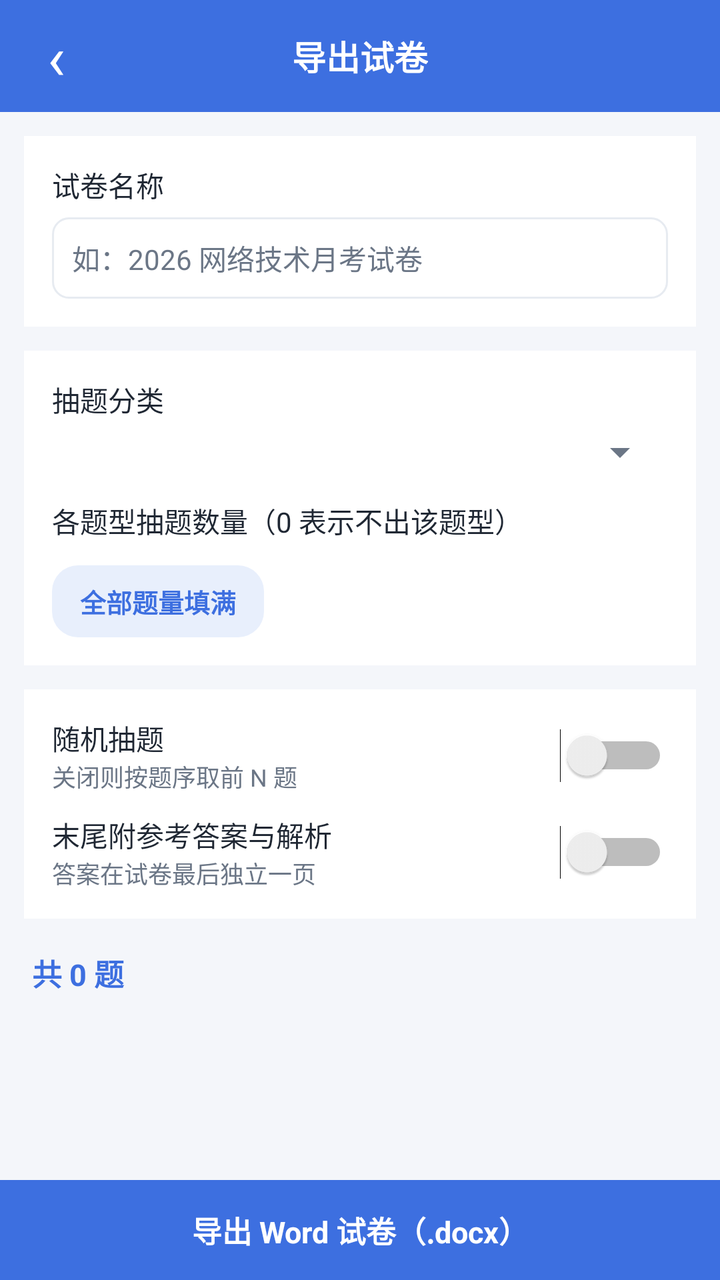
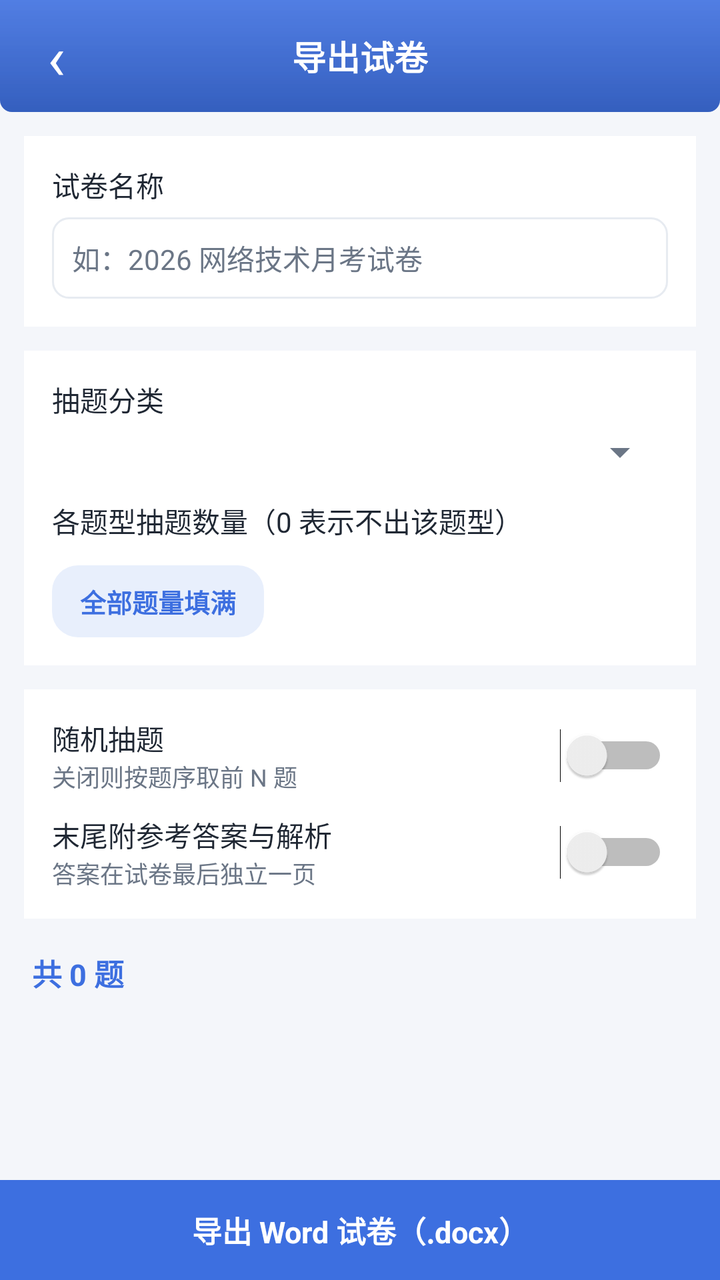

Two renders of the same Android screen: before a commit and after it. Below are the layout's source before the change and the commit's diff.
<!-- AndroidManifest.xml: application theme AppTheme.Light -->
<!-- res/layout/activity_export_exam.xml -->
<?xml version="1.0" encoding="utf-8"?>
<LinearLayout xmlns:android="http://schemas.android.com/apk/res/android"
    android:layout_width="match_parent"
    android:layout_height="match_parent"
    android:background="?attr/qzBg"
    android:orientation="vertical">

    <FrameLayout
        android:layout_width="match_parent"
        android:layout_height="wrap_content"
        android:background="?attr/qzPrimary">

        <TextView
            android:id="@+id/btnBack"
            android:layout_width="56dp"
            android:layout_height="56dp"
            android:gravity="center"
            android:text="‹"
            android:textColor="?attr/qzOnPrimary"
            android:textSize="30sp" />

        <TextView
            android:layout_width="wrap_content"
            android:layout_height="56dp"
            android:layout_gravity="center"
            android:gravity="center"
            android:text="@string/ui_51"
            android:textColor="?attr/qzOnPrimary"
            android:textSize="17sp"
            android:textStyle="bold" />
    </FrameLayout>

    <ScrollView
        android:layout_width="match_parent"
        android:layout_height="0dp"
        android:layout_weight="1">

        <LinearLayout
            android:layout_width="match_parent"
            android:layout_height="wrap_content"
            android:orientation="vertical"
            android:padding="12dp">

            <LinearLayout
                android:layout_width="match_parent"
                android:layout_height="wrap_content"
                android:background="?attr/qzSurface"
                android:orientation="vertical"
                android:padding="14dp">

                <TextView
                    android:layout_width="wrap_content"
                    android:layout_height="wrap_content"
                    android:text="@string/ui_118"
                    android:textColor="?attr/qzText"
                    android:textSize="14sp" />

                <EditText
                    android:id="@+id/paperName"
                    android:layout_width="match_parent"
                    android:layout_height="wrap_content"
                    android:layout_marginTop="6dp"
                    android:background="@drawable/bg_input"
                    android:hint="@string/ui_44"
                    android:padding="10dp"
                    android:textColor="?attr/qzText"
                    android:textColorHint="?attr/qzTextSub"
                    android:textSize="14sp" />
            </LinearLayout>

            <LinearLayout
                android:layout_width="match_parent"
                android:layout_height="wrap_content"
                android:layout_marginTop="12dp"
                android:background="?attr/qzSurface"
                android:orientation="vertical"
                android:padding="14dp">

                <TextView
                    android:layout_width="wrap_content"
                    android:layout_height="wrap_content"
                    android:text="@string/ui_59"
                    android:textColor="?attr/qzText"
                    android:textSize="14sp" />

                <Spinner
                    android:id="@+id/category"
                    android:layout_width="match_parent"
                    android:layout_height="wrap_content"
                    android:layout_marginTop="4dp" />

                <TextView
                    android:layout_width="wrap_content"
                    android:layout_height="wrap_content"
                    android:layout_marginTop="12dp"
                    android:text="@string/ui_33"
                    android:textColor="?attr/qzText"
                    android:textSize="14sp" />

                <LinearLayout
                    android:id="@+id/typeRows"
                    android:layout_width="match_parent"
                    android:layout_height="wrap_content"
                    android:layout_marginTop="4dp"
                    android:orientation="vertical" />

                <TextView
                    android:id="@+id/btnFillAll"
                    android:layout_width="wrap_content"
                    android:layout_height="36dp"
                    android:layout_marginTop="8dp"
                    android:background="@drawable/bg_chip_primary"
                    android:gravity="center"
                    android:paddingStart="14dp"
                    android:paddingEnd="14dp"
                    android:text="@string/ui_18"
                    android:textColor="?attr/qzPrimary"
                    android:textSize="13sp"
                    android:textStyle="bold" />
            </LinearLayout>

            <LinearLayout
                android:layout_width="match_parent"
                android:layout_height="wrap_content"
                android:layout_marginTop="12dp"
                android:background="?attr/qzSurface"
                android:orientation="vertical"
                android:padding="14dp">

                <LinearLayout
                    android:layout_width="match_parent"
                    android:layout_height="wrap_content"
                    android:gravity="center_vertical"
                    android:orientation="horizontal">

                    <LinearLayout
                        android:layout_width="0dp"
                        android:layout_height="wrap_content"
                        android:layout_weight="1"
                        android:orientation="vertical">

                        <TextView
                            android:layout_width="wrap_content"
                            android:layout_height="wrap_content"
                            android:text="@string/ui_135"
                            android:textColor="?attr/qzText"
                            android:textSize="14sp" />

                        <TextView
                            android:layout_width="wrap_content"
                            android:layout_height="wrap_content"
                            android:text="@string/ui_21"
                            android:textColor="?attr/qzTextSub"
                            android:textSize="12sp" />
                    </LinearLayout>

                    <Switch
                        android:id="@+id/random"
                        android:layout_width="wrap_content"
                        android:layout_height="wrap_content" />
                </LinearLayout>

                <LinearLayout
                    android:layout_width="match_parent"
                    android:layout_height="wrap_content"
                    android:layout_marginTop="10dp"
                    android:gravity="center_vertical"
                    android:orientation="horizontal">

                    <LinearLayout
                        android:layout_width="0dp"
                        android:layout_height="wrap_content"
                        android:layout_weight="1"
                        android:orientation="vertical">

                        <TextView
                            android:layout_width="wrap_content"
                            android:layout_height="wrap_content"
                            android:text="@string/ui_68"
                            android:textColor="?attr/qzText"
                            android:textSize="14sp" />

                        <TextView
                            android:layout_width="wrap_content"
                            android:layout_height="wrap_content"
                            android:text="@string/ui_101"
                            android:textColor="?attr/qzTextSub"
                            android:textSize="12sp" />
                    </LinearLayout>

                    <Switch
                        android:id="@+id/withAnswers"
                        android:layout_width="wrap_content"
                        android:layout_height="wrap_content" />
                </LinearLayout>
            </LinearLayout>

            <TextView
                android:id="@+id/totalTv"
                android:layout_width="match_parent"
                android:layout_height="wrap_content"
                android:layout_marginTop="12dp"
                android:padding="4dp"
                android:text="@string/ui_19"
                android:textColor="?attr/qzPrimary"
                android:textSize="15sp"
                android:textStyle="bold" />
        </LinearLayout>
    </ScrollView>

    <TextView
        android:id="@+id/btnExport"
        android:layout_width="match_parent"
        android:layout_height="50dp"
        android:background="?attr/qzPrimary"
        android:gravity="center"
        android:text="@string/ui_50"
        android:textColor="?attr/qzOnPrimary"
        android:textSize="15sp"
        android:textStyle="bold" />
</LinearLayout>
<!-- resources referenced by this layout -->
<resources>
  <string name="ui_118">试卷名称</string>
  <string name="ui_135">随机抽题</string>
  <string name="ui_18">全部题量填满</string>
  <string name="ui_19">共 0 题</string>
  <string name="ui_51">导出试卷</string>
  <string name="ui_59">抽题分类</string>
  <style name="AppTheme.Light" parent="android:Theme.Material.Light.NoActionBar">
          <item name="android:colorPrimary">@color/primaryLight</item>
          <item name="android:colorPrimaryDark">@color/primaryDarkLight</item>
          <item name="android:colorAccent">@color/primaryLight</item>
          <item name="android:windowBackground">@color/bgLight</item>
          <item name="android:colorBackground">@color/bgLight</item>
          <item name="android:statusBarColor">@color/primaryDarkLight</item>
          <item name="android:navigationBarColor">@color/bgLight</item>
          <item name="android:textColorPrimary">@color/textLight</item>
          <item name="android:textColorSecondary">@color/textSubLight</item>
  
          <item name="qzPrimary">@color/primaryLight</item>
          <item name="qzBg">@color/bgLight</item>
          <item name="qzSurface">@color/surfaceLight</item>
          <item name="qzChipBg">@color/chipBgLight</item>
          <item name="qzText">@color/textLight</item>
          <item name="qzTextSub">@color/textSubLight</item>
          <item name="qzDivider">@color/dividerLight</item>
          <item name="qzGreen">@color/greenLight</item>
          <item name="qzGreenBg">@color/greenBgLight</item>
          <item name="qzRed">@color/redLight</item>
          <item name="qzRedBg">@color/redBgLight</item>
          <item name="qzOrange">@color/orangeLight</item>
          <item name="qzOrangeBg">@color/orangeBgLight</item>
          <item name="qzPrimaryBg">@color/primaryBgLight</item>
          <item name="qzStroke">@color/strokeLight</item>
          <item name="qzOnPrimary">@color/white</item>
      </style>
  <color name="white">#FFFFFF</color>
  <!-- unchanged entries left out for length: 24 -->
</resources>

<!-- the commit's change to res/layout/activity_export_exam.xml (unified diff, before → after) -->
@@ -8,7 +8,7 @@
     <FrameLayout
         android:layout_width="match_parent"
         android:layout_height="wrap_content"
-        android:background="?attr/qzPrimary">
+        android:background="@drawable/bg_topbar">
 
         <TextView
             android:id="@+id/btnBack"
<!-- resource entries referenced after the edit -->
@@ -1,5 +1,29 @@
 <!-- resources referenced by this layout -->
 <resources>
+  <!-- drawable bg_topbar (drawable) -->
+  <?xml version="1.0" encoding="utf-8"?>
+  <layer-list xmlns:android="http://schemas.android.com/apk/res/android">
+      <item>
+          <shape android:shape="rectangle">
+              <solid android:color="?attr/qzPrimary" />
+              <corners android:bottomLeftRadius="6dp" android:bottomRightRadius="6dp" />
+          </shape>
+      </item>
+      <item>
+          <shape android:shape="rectangle">
+              <gradient android:angle="270"
+                  android:startColor="#00000000" android:endColor="#26000000" />
+              <corners android:bottomLeftRadius="6dp" android:bottomRightRadius="6dp" />
+          </shape>
+      </item>
+      <item>
+          <shape android:shape="rectangle">
+              <gradient android:angle="270"
+                  android:startColor="#1AFFFFFF" android:endColor="#00FFFFFF" />
+              <corners android:bottomLeftRadius="6dp" android:bottomRightRadius="6dp" />
+          </shape>
+      </item>
+  </layer-list>
   <string name="ui_118">试卷名称</string>
   <string name="ui_135">随机抽题</string>
   <string name="ui_18">全部题量填满</string>
@@ -7,6 +31,8 @@
   <string name="ui_51">导出试卷</string>
   <string name="ui_59">抽题分类</string>
   <style name="AppTheme.Light" parent="android:Theme.Material.Light.NoActionBar">
+          <item name="android:popupMenuStyle">@style/QzPopup.Light</item>
+          <item name="android:alertDialogTheme">@style/QzDialog.Light</item>
           <item name="android:colorPrimary">@color/primaryLight</item>
           <item name="android:colorPrimaryDark">@color/primaryDarkLight</item>
           <item name="android:colorAccent">@color/primaryLight</item>
@@ -34,7 +60,22 @@
           <item name="qzStroke">@color/strokeLight</item>
           <item name="qzOnPrimary">@color/white</item>
       </style>
+  <style name="QzPopup.Light" parent="android:Widget.Material.Light.PopupMenu">
+          <item name="android:popupBackground">@color/surfaceLight</item>
+          <item name="android:textColorPrimary">@color/primaryLight</item>
+          <item name="android:textColorSecondary">@color/textSubLight</item>
+      </style>
+  <style name="QzDialog.Light" parent="android:Theme.Material.Dialog.Alert">
+          <item name="android:windowBackground">@color/surfaceLight</item>
+          <item name="android:colorAccent">@color/primaryLight</item>
+          <item name="android:colorPrimary">@color/primaryLight</item>
+          <item name="android:textColorPrimary">@color/textLight</item>
+          <item name="android:textColorSecondary">@color/textSubLight</item>
+          <item name="android:colorBackgroundFloating">@color/surfaceLight</item>
+          <item name="android:textColorAlertDialogListItem">@color/dialogItemBlueLight</item>
+      </style>
   <color name="white">#FFFFFF</color>
+  <color name="dialogItemBlueLight">#2B54A8</color>
   <!-- unchanged entries left out for length: 24 -->
 </resources>
 
